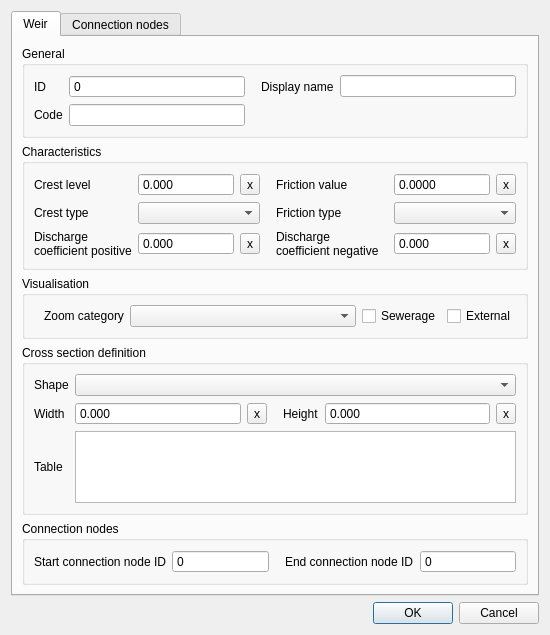
Qt form threedi_schematisation_editor/forms/ui/weir.ui (nens/threedi-schematisation-editor) before a commit.
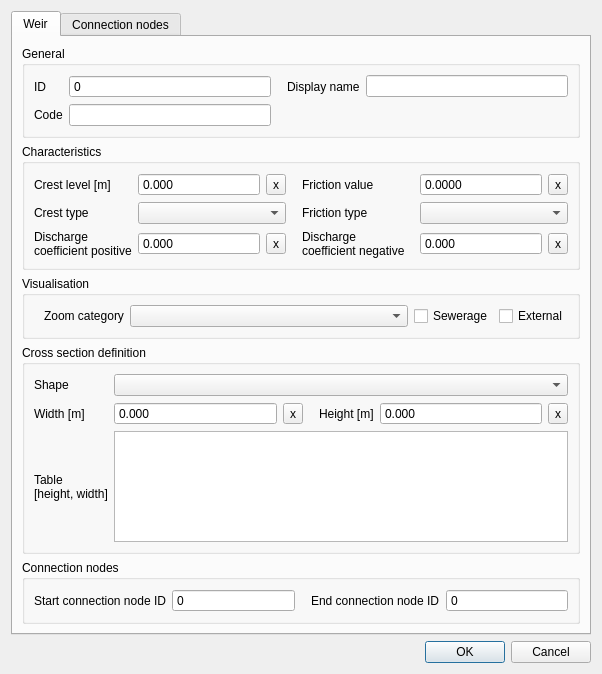
The same form after that commit.

Diff of the .ui file:
```diff
--- a/threedi_schematisation_editor/forms/ui/weir.ui
+++ b/threedi_schematisation_editor/forms/ui/weir.ui
@@ -6,8 +6,8 @@
    <rect>
     <x>0</x>
     <y>0</y>
-    <width>550</width>
-    <height>600</height>
+    <width>602</width>
+    <height>674</height>
    </rect>
   </property>
   <property name="windowTitle">
@@ -466,7 +466,7 @@
              <locale language="English" country="UnitedStates"/>
             </property>
             <property name="text">
-             <string>Crest level</string>
+             <string>Crest level [m]</string>
             </property>
             <property name="alignment">
              <set>Qt::AlignLeading|Qt::AlignLeft|Qt::AlignVCenter</set>
@@ -663,7 +663,8 @@
           <item row="4" column="0">
            <widget class="QLabel" name="label_8">
             <property name="text">
-             <string>Table</string>
+             <string>Table
+[height, width]</string>
             </property>
            </widget>
           </item>
@@ -692,7 +693,7 @@
              <set>Qt::ImhNone</set>
             </property>
             <property name="text">
-             <string>Width</string>
+             <string>Width [m]</string>
             </property>
             <property name="alignment">
              <set>Qt::AlignLeading|Qt::AlignLeft|Qt::AlignVCenter</set>
@@ -727,7 +728,7 @@
              <set>Qt::ImhNone</set>
             </property>
             <property name="text">
-             <string>Height</string>
+             <string>Height [m]</string>
             </property>
             <property name="alignment">
              <set>Qt::AlignLeading|Qt::AlignLeft|Qt::AlignVCenter</set>
```
Left out of the diff: 8 changed lines with no effect on the pictures.
